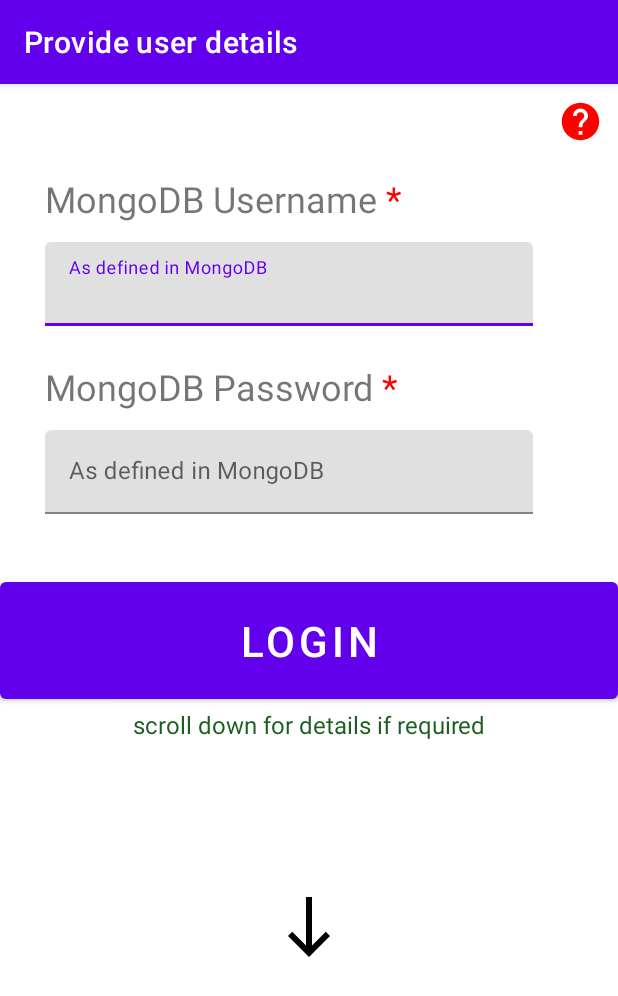
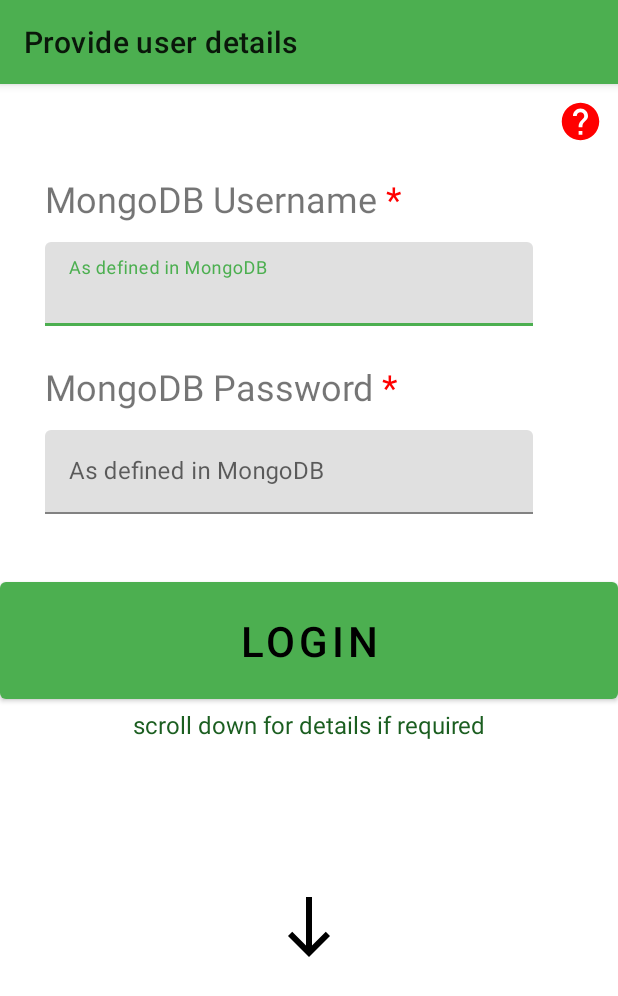
Before and after one commit to EricS0110/show-me-what-i-got, an Android app: the screen it shows after launch (MainActivity), on a phone screen of 412 x 824 dp. Shown: the top 996 px of the screen. Run offline under Robolectric (Android 15) with nearby library versions, the light colour scheme and no system bars; our stand-ins replace navigation-ui; libraries missing offline, so code that uses them is left out: com.chaquo.python; 3 statements that could not run were skipped.

Commit message:
UI updates round 1 completed

```diff
--- a/app/src/main/res/layout/fragment_collection_selection.xml
+++ b/app/src/main/res/layout/fragment_collection_selection.xml
@@ -26,6 +26,8 @@
             android:layout_width="@dimen/spinner_width"
             android:layout_height="@dimen/spinner_height"
             android:layout_marginTop="@dimen/spinner_top_margin"
+            android:background="@android:drawable/btn_dropdown"
+            android:spinnerMode="dropdown"
             android:textSize="@dimen/spinner_text_size"
             app:layout_constraintEnd_toEndOf="parent"
             app:layout_constraintStart_toStartOf="parent"
--- a/app/src/main/res/layout/fragment_field_selection.xml
+++ b/app/src/main/res/layout/fragment_field_selection.xml
@@ -26,10 +26,12 @@
             android:layout_width="@dimen/spinner_width"
             android:layout_height="@dimen/spinner_height"
             android:layout_marginTop="@dimen/spinner_top_margin"
+            android:background="@android:drawable/btn_dropdown"
+            android:spinnerMode="dropdown"
             android:textSize="@dimen/spinner_text_size"
+            app:layout_constraintEnd_toEndOf="parent"
             app:layout_constraintStart_toStartOf="parent"
-            app:layout_constraintEnd_toEndOf="parent"
-            app:layout_constraintTop_toBottomOf="@id/field_label"/>
+            app:layout_constraintTop_toBottomOf="@id/field_label" />
 
         <TextView
             android:id="@+id/search_data_label"
--- a/app/src/main/res/values-night/themes.xml
+++ b/app/src/main/res/values-night/themes.xml
@@ -1,16 +1,14 @@
 <resources xmlns:tools="http://schemas.android.com/tools">
     <!-- Base application theme. -->
-    <style name="Theme.CollectionsView" parent="Theme.MaterialComponents.DayNight.DarkActionBar">
+    <style name="Theme.CollectionsView" parent="Theme.MaterialComponents.Light">
+        <!--    <style name="Theme.CollectionsView" parent="Theme.MaterialComponents.DayNight.DarkActionBar">-->
         <!-- Primary brand color. -->
-        <item name="colorPrimary">@color/purple_200</item>
-        <item name="colorPrimaryVariant">@color/purple_700</item>
+        <item name="colorPrimary">@color/primaryColor</item>
+        <item name="colorPrimaryVariant">@color/primaryLightColor</item>
         <item name="colorOnPrimary">@color/black</item>
         <!-- Secondary brand color. -->
-        <item name="colorSecondary">@color/teal_200</item>
-        <item name="colorSecondaryVariant">@color/teal_200</item>
+        <item name="colorSecondary">@color/secondaryColor</item>
+        <item name="colorSecondaryVariant">@color/secondaryDarkColor</item>
         <item name="colorOnSecondary">@color/black</item>
-        <!-- Status bar color. -->
-        <item name="android:statusBarColor" >?attr/colorPrimaryVariant</item>
-        <!-- Customize your theme here. -->
     </style>
 </resources>
--- a/app/src/main/res/values/colors.xml
+++ b/app/src/main/res/values/colors.xml
@@ -7,4 +7,16 @@
     <color name="teal_700">#FF018786</color>
     <color name="black">#FF000000</color>
     <color name="white">#FFFFFFFF</color>
+
+    <!-- Color resources for application theme -->
+    <color name="primaryColor">#4CAF50</color>
+    <color name="primaryLightColor">#80E27E</color>
+    <color name="primaryDarkColor">#087F23</color>
+    <color name="collectionButtons">#2e7d32</color>
+    <color name="secondaryColor">#03A9F4</color>
+    <color name="secondaryLightColor">#67DAFF</color>
+    <color name="secondaryDarkColor">#007AC1</color>
+    <color name="primaryTextColor">#000000</color>
+    <color name="secondaryTextColor">#000000</color>
+
 </resources>
--- a/app/src/main/res/values/strings.xml
+++ b/app/src/main/res/values/strings.xml
@@ -1,5 +1,8 @@
 <resources>
+    <!-- General string values -->
     <string name="app_name">View DB</string>
+
+    <!-- Strings related to the Login screen -->
     <string name="mongodb_username">MongoDB Username <font color='#FF0000'>*</font></string>
     <string name="username_hint">As defined in MongoDB</string>
     <string name="mongodb_password">MongoDB Password <font color='#FF0000'>*</font></string>
--- a/app/src/main/res/values/themes.xml
+++ b/app/src/main/res/values/themes.xml
@@ -1,17 +1,14 @@
 <resources xmlns:tools="http://schemas.android.com/tools">
     <!-- Base application theme. -->
-<!--    <style name="Theme.CollectionsView" parent="Theme.MaterialComponents.Light">-->
-    <style name="Theme.CollectionsView" parent="Theme.MaterialComponents.DayNight.DarkActionBar">
+    <style name="Theme.CollectionsView" parent="Theme.MaterialComponents.Light">
+<!--    <style name="Theme.CollectionsView" parent="Theme.MaterialComponents.DayNight.DarkActionBar">-->
         <!-- Primary brand color. -->
-        <item name="colorPrimary">@color/purple_500</item>
-        <item name="colorPrimaryVariant">@color/purple_700</item>
-        <item name="colorOnPrimary">@color/white</item>
+        <item name="colorPrimary">@color/primaryColor</item>
+        <item name="colorPrimaryVariant">@color/primaryLightColor</item>
+        <item name="colorOnPrimary">@color/black</item>
         <!-- Secondary brand color. -->
-        <item name="colorSecondary">@color/teal_200</item>
-        <item name="colorSecondaryVariant">@color/teal_700</item>
+        <item name="colorSecondary">@color/secondaryColor</item>
+        <item name="colorSecondaryVariant">@color/secondaryDarkColor</item>
         <item name="colorOnSecondary">@color/black</item>
-        <!-- Status bar color. -->
-        <item name="android:statusBarColor" >?attr/colorPrimaryVariant</item>
-        <!-- Customize your theme here. -->
     </style>
 </resources>
```
